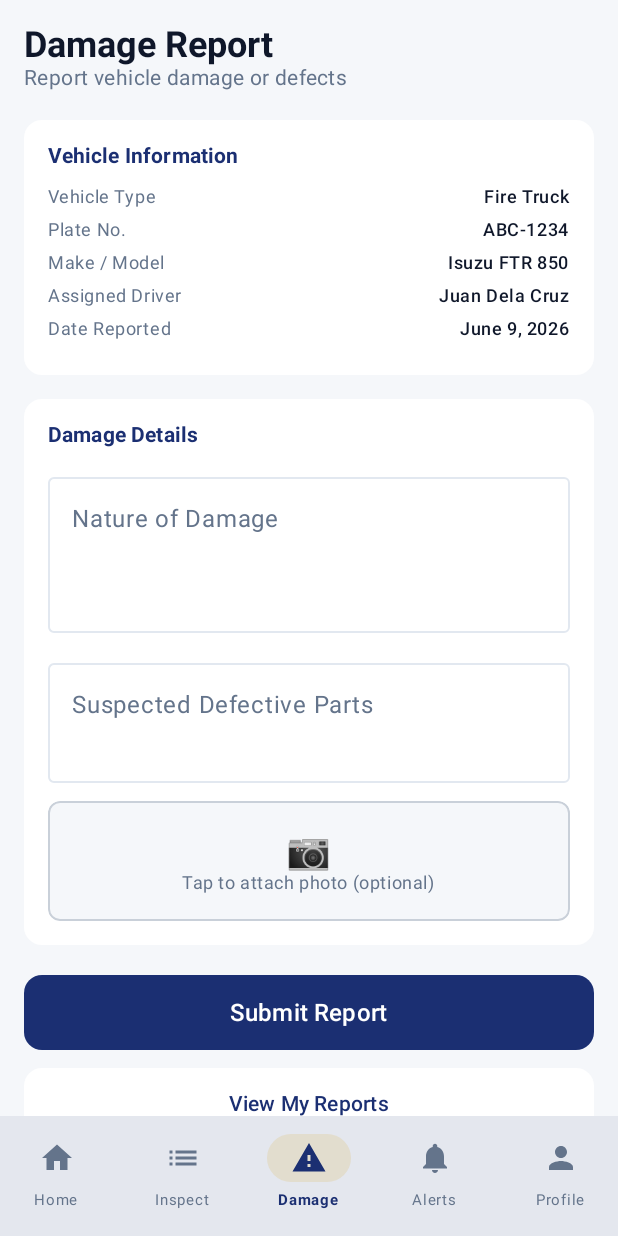
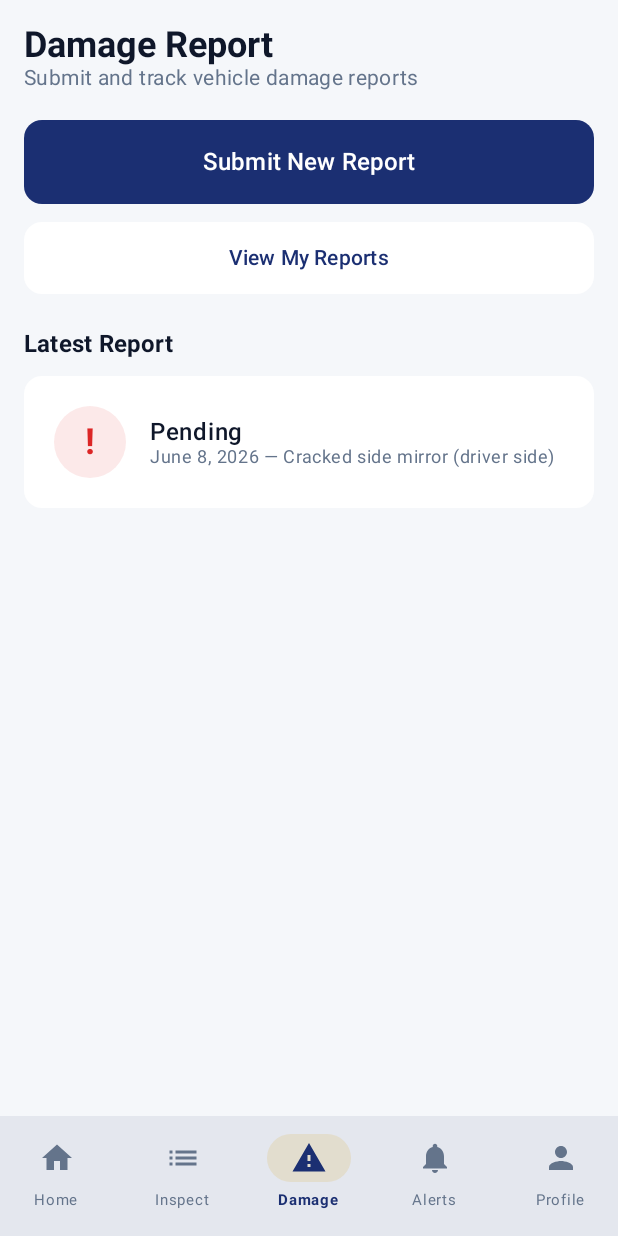
Before and after one commit to tormis-neil/rvms-capstone, an Android app built with Jetpack Compose: the composable DriverShellScreen shown on its own in the app's theme, item 3 of the bottom bar chosen, on a phone screen of 412 x 824 dp. Run offline under Robolectric (Android 15) with nearby library versions, the phone set to English and light mode, and no system bars.

Commit message:
fix: damage form navbar overlap, activity icons, per-agency data cleanup
- Split DamageReportScreen into DamageScreen (shell landing) + NewDamageReportScreen (full-screen
  sub-screen with TopAppBar), mirroring the Inspect tab pattern so the bottom nav no longer
  overlaps the keyboard while filling out the damage form
- Add NewDamageReport route in Navigation.kt and onNavigateToNewDamageReport callback through
  DriverShellScreen so "Submit New Report" pushes the form full-screen
- Replace colored dots in Recent Activity (HomeScreen) with icon-in-circle badges:
  List icon (navy) for inspections, Warning icon (gold) for damage reports — removes the
  misleading red "error" color that damage entries previously showed
- Trim PNP, CDRRMO, and CHO recentActivity to INSPECTION_SUBMITTED + DAMAGE_SUBMITTED only,
  matching BFP; STATUS_UPDATE and PM_REMINDER now appear exclusively in the Notifications screen

https://claude.ai/code/session_01KMwkqPQHnZJ1KWSSxJV7bX

```diff
--- a/mobile/app/src/main/java/com/example/rvms/data/SampleData.kt
+++ b/mobile/app/src/main/java/com/example/rvms/data/SampleData.kt
@@ -196,8 +196,6 @@ object SampleData {
         recentActivity = listOf(
             RecentActivity(ActivityKind.INSPECTION_SUBMITTED, "Daily Inspection Submitted", "All items OK", "Today, 7:30 AM"),
             RecentActivity(ActivityKind.DAMAGE_SUBMITTED, "Damage Report Submitted", "Cracked side mirror (driver side)", "Jun 8, 8:10 AM"),
-            RecentActivity(ActivityKind.STATUS_UPDATE, "Vehicle Status Updated", "Status changed to Operational", "Yesterday, 4:00 PM", VehicleStatus.OPERATIONAL),
-            RecentActivity(ActivityKind.PM_REMINDER, "PM Reminder", "Oil change due at 46,000 km", "Jun 5, 2026"),
         ),
     )
 
@@ -241,10 +239,8 @@ object SampleData {
             DriverNotification(NotificationType.VEHICLE_STATUS_UPDATE, "Vehicle Status Updated", "Status changed to Not Operational pending repair.", "Earlier", "Jun 1", VehicleStatus.NOT_OPERATIONAL, isRead = true),
         ),
         recentActivity = listOf(
-            RecentActivity(ActivityKind.STATUS_UPDATE, "Vehicle Status Updated", "Status changed to Dispatched", "Today, 9:15 AM", VehicleStatus.DISPATCHED),
             RecentActivity(ActivityKind.INSPECTION_SUBMITTED, "Daily Inspection Submitted", "All items OK", "Today, 6:50 AM"),
             RecentActivity(ActivityKind.DAMAGE_SUBMITTED, "Damage Report Submitted", "Dent on rear bumper after patrol", "Jun 7, 3:30 PM"),
-            RecentActivity(ActivityKind.PM_REMINDER, "PM Reminder", "Tire rotation due", "Jun 6, 2026"),
         ),
     )
 
@@ -287,10 +283,8 @@ object SampleData {
             DriverNotification(NotificationType.VEHICLE_STATUS_UPDATE, "Vehicle Status Updated", "Status changed to Dispatched for a rescue operation.", "Earlier", "May 30", VehicleStatus.DISPATCHED, isRead = true),
         ),
         recentActivity = listOf(
-            RecentActivity(ActivityKind.STATUS_UPDATE, "Vehicle Status Updated", "Status changed to Under PM", "Today, 10:00 AM", VehicleStatus.UNDER_PM),
+            RecentActivity(ActivityKind.INSPECTION_SUBMITTED, "Daily Inspection Submitted", "2 issues found", "Today, 7:10 AM"),
             RecentActivity(ActivityKind.DAMAGE_SUBMITTED, "Damage Report Submitted", "Hydraulic leak on rescue lift", "Today, 9:30 AM"),
-            RecentActivity(ActivityKind.INSPECTION_SUBMITTED, "Daily Inspection Submitted", "2 issues found", "Today, 7:10 AM"),
-            RecentActivity(ActivityKind.PM_REMINDER, "PM Reminder", "Engine service due at 79,000 km", "Today, 8:00 AM"),
         ),
     )
 
@@ -333,10 +327,8 @@ object SampleData {
             DriverNotification(NotificationType.VEHICLE_STATUS_UPDATE, "Vehicle Status Updated", "Status changed to Dispatched for a medical response.", "Earlier", "Jun 1", VehicleStatus.DISPATCHED, isRead = true),
         ),
         recentActivity = listOf(
-            RecentActivity(ActivityKind.STATUS_UPDATE, "Vehicle Status Updated", "Status changed to Not Operational", "Today, 11:00 AM", VehicleStatus.NOT_OPERATIONAL),
+            RecentActivity(ActivityKind.INSPECTION_SUBMITTED, "Daily Inspection Submitted", "3 issues found", "Today, 6:30 AM"),
             RecentActivity(ActivityKind.DAMAGE_SUBMITTED, "Damage Report Submitted", "Transmission slipping", "Today, 8:15 AM"),
-            RecentActivity(ActivityKind.INSPECTION_SUBMITTED, "Daily Inspection Submitted", "3 issues found", "Today, 6:30 AM"),
-            RecentActivity(ActivityKind.PM_REMINDER, "PM Reminder", "Brake inspection overdue", "Today, 7:00 AM"),
         ),
     )
 }
--- /dev/null
+++ b/mobile/app/src/main/java/com/example/rvms/ui/damage/DamageScreen.kt
@@ -0,0 +1,157 @@
+package com.example.rvms.ui.damage
+
+import androidx.compose.foundation.background
+import androidx.compose.foundation.layout.Box
+import androidx.compose.foundation.layout.Column
+import androidx.compose.foundation.layout.Row
+import androidx.compose.foundation.layout.Spacer
+import androidx.compose.foundation.layout.fillMaxSize
+import androidx.compose.foundation.layout.fillMaxWidth
+import androidx.compose.foundation.layout.height
+import androidx.compose.foundation.layout.padding
+import androidx.compose.foundation.layout.size
+import androidx.compose.foundation.layout.width
+import androidx.compose.foundation.rememberScrollState
+import androidx.compose.foundation.shape.CircleShape
+import androidx.compose.foundation.shape.RoundedCornerShape
+import androidx.compose.foundation.verticalScroll
+import androidx.compose.material3.Button
+import androidx.compose.material3.ButtonDefaults
+import androidx.compose.material3.Card
+import androidx.compose.material3.CardDefaults
+import androidx.compose.material3.MaterialTheme
+import androidx.compose.material3.Text
+import androidx.compose.runtime.Composable
+import androidx.compose.ui.Alignment
+import androidx.compose.ui.Modifier
+import androidx.compose.ui.draw.clip
+import androidx.compose.ui.text.font.FontWeight
+import androidx.compose.ui.unit.dp
+import androidx.compose.ui.unit.sp
+import com.example.rvms.data.DamageStatus
+import com.example.rvms.data.Session
+import com.example.rvms.ui.common.ScreenHeader
+import com.example.rvms.theme.Background
+import com.example.rvms.theme.NavyBlue
+import com.example.rvms.theme.StatusNotOperational
+import com.example.rvms.theme.StatusOperational
+import com.example.rvms.theme.Surface
+import com.example.rvms.theme.TextPrimary
+import com.example.rvms.theme.TextSecondary
+import com.example.rvms.theme.White
+
+@Composable
+fun DamageScreen(
+    onSubmitNew: () -> Unit,
+    onViewReports: () -> Unit,
+    modifier: Modifier = Modifier,
+) {
+    val scrollState = rememberScrollState()
+    val data = Session.current
+    val lastReport = data.damageReports.firstOrNull()
+
+    Column(
+        modifier = modifier
+            .fillMaxSize()
+            .background(Background)
+            .verticalScroll(scrollState)
+            .padding(16.dp),
+    ) {
+        ScreenHeader(
+            title = "Damage Report",
+            subtitle = "Submit and track vehicle damage reports",
+        )
+
+        Spacer(modifier = Modifier.height(20.dp))
+
+        Button(
+            onClick = onSubmitNew,
+            modifier = Modifier
+                .fillMaxWidth()
+                .height(56.dp),
+            shape = RoundedCornerShape(12.dp),
+            colors = ButtonDefaults.buttonColors(containerColor = NavyBlue),
+        ) {
+            Text(
+                text = "Submit New Report",
+                color = White,
+                fontSize = 16.sp,
+                fontWeight = FontWeight.SemiBold,
+            )
+        }
+
+        Spacer(modifier = Modifier.height(12.dp))
+
+        Button(
+            onClick = onViewReports,
+            modifier = Modifier
+                .fillMaxWidth()
+                .height(48.dp),
+            shape = RoundedCornerShape(12.dp),
+            colors = ButtonDefaults.buttonColors(
+                containerColor = Surface,
+                contentColor = NavyBlue,
+            ),
+        ) {
+            Text(
+                text = "View My Reports",
+                fontSize = 14.sp,
+                fontWeight = FontWeight.SemiBold,
+            )
+        }
+
+        Spacer(modifier = Modifier.height(24.dp))
+
+        Text(
+            text = "Latest Report",
+            style = MaterialTheme.typography.titleMedium,
+            color = TextPrimary,
+            fontWeight = FontWeight.Bold,
+        )
+
+        Spacer(modifier = Modifier.height(12.dp))
+
+        Card(
+            modifier = Modifier.fillMaxWidth(),
+            shape = RoundedCornerShape(12.dp),
+            colors = CardDefaults.cardColors(containerColor = Surface),
+        ) {
+            Row(
+                modifier = Modifier.padding(20.dp),
+                verticalAlignment = Alignment.CenterVertically,
+            ) {
+                val isPending = lastReport?.status == DamageStatus.PENDING
+                val statusColor = if (isPending) StatusNotOperational else StatusOperational
+                Box(
+                    modifier = Modifier
+                        .size(48.dp)
+                        .clip(CircleShape)
+                        .background(statusColor.copy(alpha = 0.1f)),
+                    contentAlignment = Alignment.Center,
+                ) {
+                    Text(
+                        text = if (lastReport == null) "—" else if (isPending) "!" else "✓",
+                        color = if (lastReport == null) TextSecondary else statusColor,
+                        fontSize = 24.sp,
+                        fontWeight = FontWeight.Bold,
+                    )
+                }
+                Spacer(modifier = Modifier.width(16.dp))
+                Column {
+                    Text(
+                        text = if (lastReport != null) lastReport.status.label else "No Reports Yet",
+                        style = MaterialTheme.typography.bodyLarge,
+                        color = TextPrimary,
+                        fontWeight = FontWeight.SemiBold,
+                    )
+                    Text(
+                        text = lastReport?.let { "${it.date} — ${it.nature}" }
+                            ?: "Submit a damage report to track vehicle issues.",
+                        style = MaterialTheme.typography.bodySmall,
+                        color = TextSecondary,
+                    )
+                }
+            }
+        }
+    }
+}
--- a/mobile/app/src/main/java/com/example/rvms/ui/home/HomeScreen.kt
+++ b/mobile/app/src/main/java/com/example/rvms/ui/home/HomeScreen.kt
@@ -45,7 +45,6 @@ import com.example.rvms.ui.common.statusColor
 import com.example.rvms.theme.Background
 import com.example.rvms.theme.Gold
 import com.example.rvms.theme.NavyBlue
-import com.example.rvms.theme.StatusNotOperational
 import com.example.rvms.theme.StatusUnderPM
 import com.example.rvms.theme.Surface
 import com.example.rvms.theme.TextPrimary
@@ -210,17 +209,18 @@ fun HomeScreen(
         Spacer(modifier = Modifier.height(12.dp))
 
         Session.current.recentActivity.forEach { activity ->
-            val dotColor = when (activity.kind) {
-                ActivityKind.INSPECTION_SUBMITTED -> NavyBlue
-                ActivityKind.STATUS_UPDATE -> activity.status?.let(::statusColor) ?: NavyBlue
-                ActivityKind.PM_REMINDER -> StatusUnderPM
-                ActivityKind.DAMAGE_SUBMITTED -> StatusNotOperational
+            val (activityIcon, iconTint) = when (activity.kind) {
+                ActivityKind.INSPECTION_SUBMITTED -> Icons.Default.List to NavyBlue
+                ActivityKind.DAMAGE_SUBMITTED -> Icons.Default.Warning to Gold
+                ActivityKind.STATUS_UPDATE -> Icons.Default.CarRental to NavyBlue
+                ActivityKind.PM_REMINDER -> Icons.Default.Info to StatusUnderPM
             }
             ActivityItem(
                 title = activity.title,
                 subtitle = activity.subtitle,
                 time = activity.time,
-                dotColor = dotColor,
+                icon = activityIcon,
+                iconTint = iconTint,
             )
         }
     }
@@ -294,7 +294,8 @@ private fun ActivityItem(
     title: String,
     subtitle: String,
     time: String,
-    dotColor: Color,
+    icon: androidx.compose.ui.graphics.vector.ImageVector,
+    iconTint: Color,
 ) {
     Card(
         modifier = Modifier
@@ -309,11 +310,18 @@ private fun ActivityItem(
         ) {
             Box(
                 modifier = Modifier
-                    .padding(top = 4.dp)
-                    .size(10.dp)
+                    .size(36.dp)
                     .clip(CircleShape)
-                    .background(dotColor),
-            )
+                    .background(iconTint.copy(alpha = 0.12f)),
+                contentAlignment = Alignment.Center,
+            ) {
+                Icon(
+                    imageVector = icon,
+                    contentDescription = null,
+                    tint = iconTint,
+                    modifier = Modifier.size(18.dp),
+                )
+            }
             Spacer(modifier = Modifier.width(12.dp))
             Column(modifier = Modifier.weight(1f)) {
                 Text(
--- a/mobile/app/src/main/java/com/example/rvms/ui/shell/DriverShellScreen.kt
+++ b/mobile/app/src/main/java/com/example/rvms/ui/shell/DriverShellScreen.kt
@@ -21,9 +21,7 @@ import androidx.compose.runtime.mutableIntStateOf
 import androidx.compose.runtime.remember
 import androidx.compose.runtime.setValue
 import androidx.compose.ui.Modifier
-import androidx.compose.ui.graphics.Color
 import androidx.compose.ui.graphics.vector.ImageVector
-import androidx.compose.ui.res.painterResource
 import androidx.compose.ui.text.font.FontWeight
 import androidx.compose.ui.unit.dp
 import androidx.compose.ui.unit.sp
@@ -31,12 +29,11 @@ import com.example.rvms.theme.Gold
 import com.example.rvms.theme.NavyBlue
 import com.example.rvms.theme.TextSecondary
 import com.example.rvms.theme.White
-import com.example.rvms.ui.damage.DamageReportScreen
+import com.example.rvms.ui.damage.DamageScreen
 import com.example.rvms.ui.home.HomeScreen
 import com.example.rvms.ui.inspection.InspectionScreen
 import com.example.rvms.ui.notification.NotificationScreen
 import com.example.rvms.ui.profile.ProfileScreen
-import com.example.rvms.ui.vehicle.VehicleInfoScreen
 
 data class BottomNavItem(
     val label: String,
@@ -47,6 +44,7 @@ data class BottomNavItem(
 fun DriverShellScreen(
     onNavigateToInspectionHistory: () -> Unit,
     onNavigateToNewInspection: () -> Unit,
+    onNavigateToNewDamageReport: () -> Unit,
     onNavigateToDamageReportList: () -> Unit,
     onNavigateToVehicleInfo: () -> Unit,
     onSignOut: () -> Unit,
@@ -113,7 +111,8 @@ fun DriverShellScreen(
                 onViewHistory = onNavigateToInspectionHistory,
                 modifier = contentModifier,
             )
-            2 -> DamageReportScreen(
+            2 -> DamageScreen(
+                onSubmitNew = onNavigateToNewDamageReport,
                 onViewReports = onNavigateToDamageReportList,
                 modifier = contentModifier,
             )
```
Also changed, not shown: mobile/app/src/main/java/com/example/rvms/Navigation.kt (+12 -0 lines), mobile/app/src/main/java/com/example/rvms/ui/damage/DamageReportScreen.kt (+34 -38 lines).
